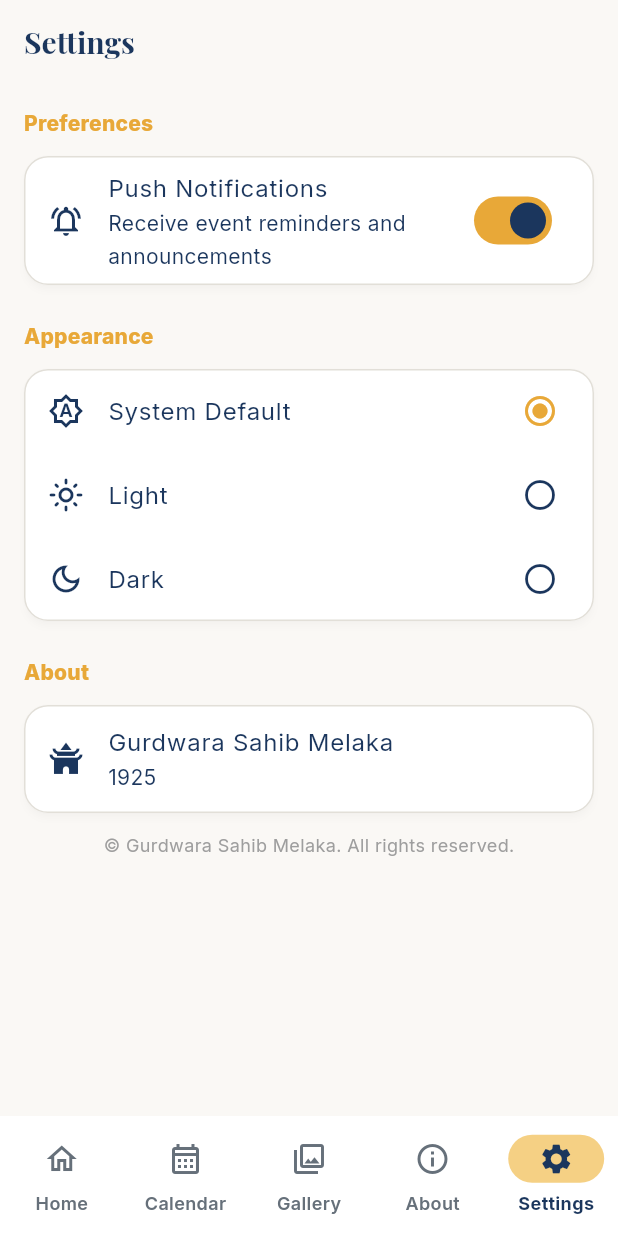
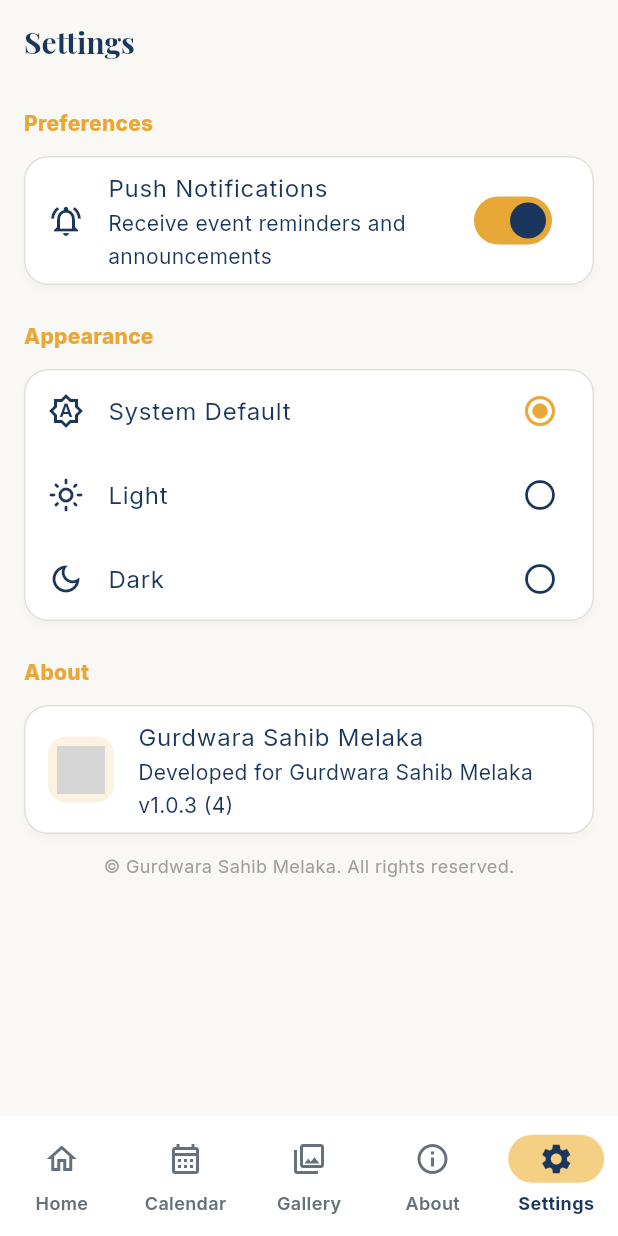
Before and after one commit to kodihammer73/Gurdwaraapp, a Flutter app: the screen it shows after launch, item 5 of the bottom bar chosen, after a tap on "System Default", on a phone screen of 412 x 824 dp. Run offline on Flutter 3.47's test engine with Material 3 defaults, Android fonts, the phone set to English and light mode, and no system bars; our stand-ins replace cached_network_image, dio, firebase_core, firebase_messaging, flutter_local_notifications, flutter_riverpod and 4 more; missing offline and left inert: workmanager; accounts and stored records are empty; network calls fail; statements that could not run were skipped; grey boxes are pictures that could not be loaded.

Commit message:
Fix: calendar list filters to upcoming, settings theme switches immediately, about shows Gurdwara logo + version

```diff
--- a/gurdwara_app/lib/main.dart
+++ b/gurdwara_app/lib/main.dart
@@ -93,16 +93,21 @@
     try {
       final prefs = await SharedPreferences.getInstance();
       final mode = prefs.getString('theme_mode') ?? 'system';
-      final themeMode = switch (mode) {
-        'light' => ThemeMode.light,
-        'dark' => ThemeMode.dark,
-        _ => ThemeMode.system,
-      };
-      if (mounted) {
-        setState(() => _themeMode = themeMode);
-      }
+      _applyThemeMode(mode);
     } catch (_) {
       // Keep system default.
+    }
+  }
+
+  /// Applies the given theme mode string ('system' | 'light' | 'dark').
+  void _applyThemeMode(String mode) {
+    final themeMode = switch (mode) {
+      'light' => ThemeMode.light,
+      'dark' => ThemeMode.dark,
+      _ => ThemeMode.system,
+    };
+    if (mounted) {
+      setState(() => _themeMode = themeMode);
     }
   }
 
@@ -143,7 +148,9 @@
         switchOutCurve: Curves.easeIn,
         child: _showSplash
             ? const BrandedSplashScreen()
-            : const HomeScreen(),
+            : HomeScreen(
+                onThemeModeChanged: _applyThemeMode,
+              ),
       ),
     );
   }
@@ -152,7 +159,10 @@
 
 
 class HomeScreen extends StatefulWidget {
-  const HomeScreen({super.key});
+  const HomeScreen({super.key, this.onThemeModeChanged});
+
+  /// Called when the user changes the theme mode in Settings.
+  final ValueChanged<String>? onThemeModeChanged;
 
   @override
   State<HomeScreen> createState() => _HomeScreenState();
@@ -183,7 +193,9 @@
       case 3:
         return const AboutScreen();
       case 4:
-        return const SettingsScreen();
+        return SettingsScreen(
+          onThemeModeChanged: widget.onThemeModeChanged,
+        );
       default:
         return HomeScreenContent(
           onCalendarSelected: () => _selectTab(1),
@@ -1310,6 +1322,14 @@
     setState(() {
       _monthOffset = 0;
     });
+  }
+
+  /// Returns only events from today onwards (for the list view).
+  List<HomepageEvent> _filterUpcomingEvents(List<HomepageEvent> events) {
+    final today = dateOnly(DateTime.now());
+    return events.where((event) {
+      return !dateOnly(event.date).isBefore(today);
+    }).toList();
   }
 
   void _showDateDetails(
@@ -1504,7 +1524,7 @@
                           ),
                         ),
                         const SizedBox(height: 8),
-                        if (events.isEmpty)
+                        if (_filterUpcomingEvents(events).isEmpty)
                           Padding(
                             padding: const EdgeInsets.all(32),
                             child: Column(
@@ -1518,7 +1538,7 @@
                                 ),
                                 const SizedBox(height: 12),
                                 Text(
-                                  'No events available.',
+                                  'No upcoming events.',
                                   style: Theme.of(context)
                                       .textTheme
                                       .bodyMedium,
@@ -1528,7 +1548,7 @@
                             ),
                           )
                         else
-                          ...events.map(
+                          ..._filterUpcomingEvents(events).map(
                             (event) => Padding(
                               padding: const EdgeInsets.only(bottom: 8),
                               child: Card(
--- a/gurdwara_app/lib/widgets/settings_screen.dart
+++ b/gurdwara_app/lib/widgets/settings_screen.dart
@@ -4,10 +4,15 @@
 // and theme mode selection. Uses SharedPreferences for persistence.
 
 import 'package:flutter/material.dart';
+import 'package:package_info_plus/package_info_plus.dart';
 import 'package:shared_preferences/shared_preferences.dart';
 
 class SettingsScreen extends StatefulWidget {
-  const SettingsScreen({super.key});
+  const SettingsScreen({super.key, this.onThemeModeChanged});
+
+  /// Called when the user changes the theme mode, so the app can
+  /// rebuild immediately with the new theme.
+  final ValueChanged<String>? onThemeModeChanged;
 
   @override
   State<SettingsScreen> createState() => _SettingsScreenState();
@@ -16,11 +21,13 @@
 class _SettingsScreenState extends State<SettingsScreen> {
   bool _notificationsEnabled = true;
   String _themeMode = 'system'; // 'system' | 'light' | 'dark'
+  String? _versionText;
 
   @override
   void initState() {
     super.initState();
     _loadPreferences();
+    _loadVersion();
   }
 
   Future<void> _loadPreferences() async {
@@ -32,6 +39,19 @@
       });
     } catch (_) {
       // Keep defaults.
+    }
+  }
+
+  Future<void> _loadVersion() async {
+    try {
+      final info = await PackageInfo.fromPlatform();
+      final version = info.version.trim();
+      final build = info.buildNumber.trim();
+      setState(() {
+        _versionText = build.isEmpty ? version : '$version ($build)';
+      });
+    } catch (_) {
+      _versionText = null;
     }
   }
 
@@ -53,6 +73,8 @@
     } catch (_) {
       // Best effort.
     }
+    // Notify the app to rebuild with the new theme immediately.
+    widget.onThemeModeChanged?.call(mode);
   }
 
   @override
@@ -168,9 +190,31 @@
                   Card(
                     margin: EdgeInsets.zero,
                     child: ListTile(
-                      leading: const Icon(Icons.temple_buddhist),
+                      leading: Container(
+                        width: 44,
+                        height: 44,
+                        decoration: BoxDecoration(
+                          color: const Color(0xFFE8A838).withValues(alpha: 0.15),
+                          borderRadius: BorderRadius.circular(12),
+                        ),
+                        padding: const EdgeInsets.all(6),
+                        child: Image.asset(
+                          'web/logo.png',
+                          fit: BoxFit.contain,
+                          errorBuilder: (context, error, stackTrace) {
+                            return Icon(
+                              Icons.temple_buddhist,
+                              color: theme.colorScheme.primary,
+                            );
+                          },
+                        ),
+                      ),
                       title: const Text('Gurdwara Sahib Melaka'),
-                      subtitle: const Text('1925'),
+                      subtitle: Text(
+                        _versionText != null
+                            ? 'Developed for Gurdwara Sahib Melaka v$_versionText'
+                            : 'Developed for Gurdwara Sahib Melaka',
+                      ),
                     ),
                   ),
                   const SizedBox(height: 12),
```
